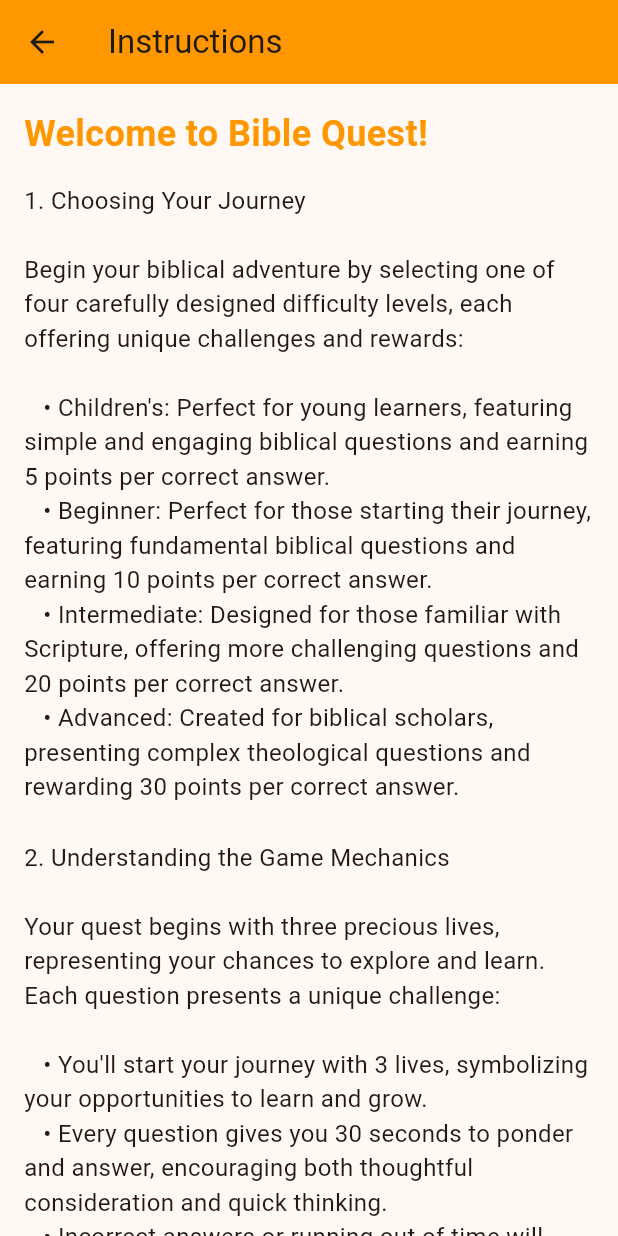
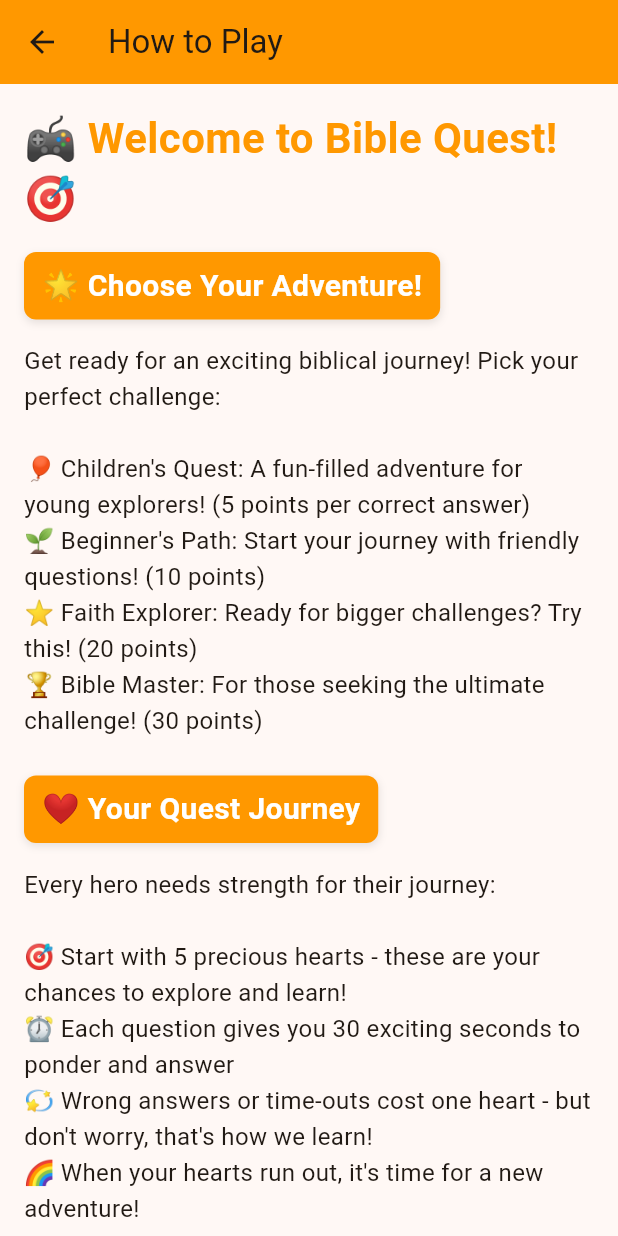
Before and after one commit to adriaanbotha/BibleFunQuiz, a Flutter app: the InstructionsScreen screen opened directly, on a phone screen of 412 x 824 dp. Run offline on Flutter 3.47's test engine with Material 3 defaults, Android fonts, the phone set to English and light mode, and no system bars; our stand-ins replace audioplayers, connectivity_plus, google_fonts, share_plus, shared_preferences; accounts and stored records are empty; network calls fail.

Commit message:
Update instructions screen: Make subheadings more visible, add fun emojis, and update content to reflect 5 default lives

```diff
--- a/lib/screens/instructions_screen.dart
+++ b/lib/screens/instructions_screen.dart
@@ -3,11 +3,49 @@ import 'package:flutter/material.dart';
 class InstructionsScreen extends StatelessWidget {
   const InstructionsScreen({Key? key}) : super(key: key);
 
+  Widget _buildSection(String title, String content) {
+    return Padding(
+      padding: const EdgeInsets.only(bottom: 24.0),
+      child: Column(
+        crossAxisAlignment: CrossAxisAlignment.start,
+        children: [
+          Container(
+            padding: const EdgeInsets.symmetric(horizontal: 12, vertical: 8),
+            decoration: BoxDecoration(
+              color: const Color(0xFFFF9800),
+              borderRadius: BorderRadius.circular(8),
+              boxShadow: [
+                BoxShadow(
+                  color: Colors.black.withOpacity(0.1),
+                  blurRadius: 4,
+                  offset: const Offset(0, 2),
+                ),
+              ],
+            ),
+            child: Text(
+              title,
+              style: const TextStyle(
+                fontSize: 20,
+                fontWeight: FontWeight.bold,
+                color: Colors.white,
+              ),
+            ),
+          ),
+          const SizedBox(height: 16),
+          Text(
+            content,
+            style: const TextStyle(fontSize: 16, height: 1.5),
+          ),
+        ],
+      ),
+    );
+  }
+
   @override
   Widget build(BuildContext context) {
     return Scaffold(
       appBar: AppBar(
-        title: const Text('Instructions'),
+        title: const Text('How to Play'),
         backgroundColor: const Color(0xFFFF9800),
         leading: IconButton(
           icon: const Icon(Icons.arrow_back),
@@ -18,65 +56,56 @@ class InstructionsScreen extends StatelessWidget {
         padding: const EdgeInsets.all(16.0),
         child: Column(
           crossAxisAlignment: CrossAxisAlignment.start,
-          children: const [
-            Text(
-              'Welcome to Bible Quest!',
+          children: [
+            const Text(
+              '🎮 Welcome to Bible Quest! 🎯',
               style: TextStyle(
-                fontSize: 24,
+                fontSize: 28,
                 fontWeight: FontWeight.bold,
                 color: Color(0xFFFF9800),
               ),
             ),
-            SizedBox(height: 16),
-            Text(
-              '1. Choosing Your Journey\n\n'
-              'Begin your biblical adventure by selecting one of four carefully designed difficulty levels, each offering unique challenges and rewards:\n\n'
-              '   • Children\'s: Perfect for young learners, featuring simple and engaging biblical questions and earning 5 points per correct answer.\n'
-              '   • Beginner: Perfect for those starting their journey, featuring fundamental biblical questions and earning 10 points per correct answer.\n'
-              '   • Intermediate: Designed for those familiar with Scripture, offering more challenging questions and 20 points per correct answer.\n'
-              '   • Advanced: Created for biblical scholars, presenting complex theological questions and rewarding 30 points per correct answer.',
-              style: TextStyle(fontSize: 16),
+            const SizedBox(height: 16),
+            _buildSection(
+              '🌟 Choose Your Adventure!',
+              'Get ready for an exciting biblical journey! Pick your perfect challenge:\n\n'
+              '🎈 Children\'s Quest: A fun-filled adventure for young explorers! (5 points per correct answer)\n'
+              '🌱 Beginner\'s Path: Start your journey with friendly questions! (10 points)\n'
+              '⭐ Faith Explorer: Ready for bigger challenges? Try this! (20 points)\n'
+              '🏆 Bible Master: For those seeking the ultimate challenge! (30 points)',
             ),
-            SizedBox(height: 24),
-            Text(
-              '2. Understanding the Game Mechanics\n\n'
-              'Your quest begins with three precious lives, representing your chances to explore and learn. Each question presents a unique challenge:\n\n'
-              '   • You\'ll start your journey with 3 lives, symbolizing your opportunities to learn and grow.\n'
-              '   • Every question gives you 30 seconds to ponder and answer, encouraging both thoughtful consideration and quick thinking.\n'
-              '   • Incorrect answers or running out of time will cost you one life, teaching valuable lessons about patience and wisdom.\n'
-              '   • Your journey concludes when all lives are depleted, but remember - every ending is a chance for a new beginning.',
-              style: TextStyle(fontSize: 16),
+            _buildSection(
+              '❤️ Your Quest Journey',
+              'Every hero needs strength for their journey:\n\n'
+              '🎯 Start with 5 precious hearts - these are your chances to explore and learn!\n'
+              '⏰ Each question gives you 30 exciting seconds to ponder and answer\n'
+              '💫 Wrong answers or time-outs cost one heart - but don\'t worry, that\'s how we learn!\n'
+              '🌈 When your hearts run out, it\'s time for a new adventure!',
             ),
-            SizedBox(height: 24),
-            Text(
-              '3. Earning Your Rewards\n\n'
-              'Bible Quest features a comprehensive scoring system that rewards both knowledge and strategy:\n\n'
-              '   • Your base points are determined by the difficulty level you\'ve chosen, reflecting your courage to face greater challenges.\n'
-              '   • Additional bonus points are awarded for each life preserved, encouraging careful and thoughtful gameplay.\n'
-              '   • Your achievements are immortalized on our global leaderboard, where you can compare your biblical knowledge with fellow questers.\n'
-              '   • Special achievements and milestones unlock as you progress, marking your growth in biblical understanding.',
-              style: TextStyle(fontSize: 16),
+            _buildSection(
+              '🏅 Earning Treasures',
+              'Collect points and achievements on your quest:\n\n'
+              '🎯 Score points based on your chosen difficulty level\n'
+              '💝 Bonus points for keeping your hearts safe\n'
+              '🏆 See your name shine on our global leaderboard\n'
+              '⭐ Unlock special achievements as you grow in knowledge',
             ),
-            SizedBox(height: 24),
-            Text(
-              '4. Personalizing Your Experience\n\n'
-              'Bible Quest can be tailored to your preferences through various settings:\n\n'
-              '   • Customize your audio experience with optional sound effects that celebrate your victories and gentle reminders for incorrect answers.\n'
-              '   • Choose whether to display biblical references alongside questions, perfect for those wanting to deepen their study.\n'
-              '   • Adjust the number of lives to match your comfort level and learning style.\n'
-              '   • Modify the time allowed for each question, allowing for a more relaxed or challenging experience.',
-              style: TextStyle(fontSize: 16),
+            _buildSection(
+              '⚙️ Customize Your Quest',
+              'Make the journey truly yours:\n\n'
+              '🔊 Toggle fun sound effects for more excitement\n'
+              '📖 Show or hide Bible references - your choice!\n'
+              '❤️ Adjust your hearts to match your style\n'
+              '⏱️ Set your own time limit for each question',
             ),
-            SizedBox(height: 24),
-            Text(
-              'Pro Tips for Success\n\n'
-              'Here are some valuable strategies to enhance your Bible Quest journey:\n\n'
-              '• Take time to carefully read and understand each question - the answer often lies in the details.\n'
-              '• Manage your time wisely, but don\'t let the timer rush your thoughtful consideration of each answer.\n'
-              '• If you\'re new to Bible study, start with the beginner level to build a strong foundation of knowledge.\n'
-              '• Regularly visit your Profile screen to track your progress and identify areas for growth.\n'
-              '• Remember that every question, whether answered correctly or not, is an opportunity to learn and grow in your biblical knowledge.',
-              style: TextStyle(fontSize: 16),
+            _buildSection(
+              '💡 Pro Tips for Success',
+              'Secret strategies for your biblical adventure:\n\n'
+              '🎯 Take your time to read each question carefully - the answer might be hiding in plain sight!\n'
+              '⏰ Don\'t let the timer rush you - wisdom comes to those who think!\n'
+              '🌱 New to the journey? Start with Children\'s or Beginner\'s quests\n'
+              '📊 Check your Profile to see how you\'re growing\n'
+              '🌟 Remember: Every question is a chance to learn something amazing!',
             ),
           ],
         ),
```
